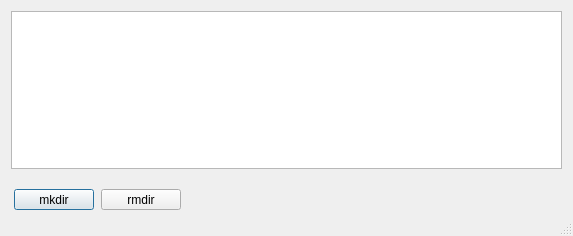
Before: the Qt Designer form bnDM/dialog.ui in bnoden/qt2, drawn with Qt 5.
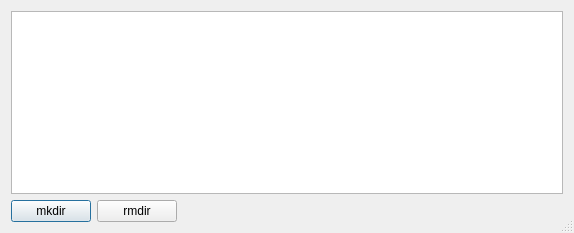
After: the same form once the commit is applied.

```diff
--- a/bnDM/dialog.ui
+++ b/bnDM/dialog.ui
@@ -9,8 +9,8 @@
    <rect>
     <x>0</x>
     <y>0</y>
-    <width>573</width>
-    <height>236</height>
+    <width>574</width>
+    <height>233</height>
    </rect>
   </property>
   <property name="windowTitle">
@@ -22,15 +22,12 @@
   <property name="modal">
    <bool>true</bool>
   </property>
+  <layout class="QGridLayout" name="gridLayout">
+   <item row="0" column="0" colspan="3">
+    <widget class="QTreeView" name="treeView"/>
+   </item>
+   <item row="1" column="0">
   <widget class="QPushButton" name="btnMkdir">
-   <property name="geometry">
-    <rect>
-     <x>14</x>
-     <y>189</y>
-     <width>80</width>
-     <height>21</height>
-    </rect>
-   </property>
    <property name="sizeIncrement">
     <size>
      <width>0</width>
@@ -44,29 +41,28 @@
     <bool>false</bool>
    </property>
   </widget>
+   </item>
+   <item row="1" column="1">
   <widget class="QPushButton" name="btnRmdir">
-   <property name="geometry">
-    <rect>
-     <x>101</x>
-     <y>189</y>
-     <width>80</width>
-     <height>21</height>
-    </rect>
-   </property>
    <property name="text">
     <string>rmdir</string>
    </property>
   </widget>
-  <widget class="QTreeView" name="treeView">
-   <property name="geometry">
-    <rect>
-     <x>11</x>
-     <y>11</y>
-     <width>551</width>
-     <height>158</height>
-    </rect>
-   </property>
-  </widget>
+   </item>
+   <item row="1" column="2">
+    <spacer name="horizontalSpacer">
+     <property name="orientation">
+      <enum>Qt::Horizontal</enum>
+     </property>
+     <property name="sizeHint" stdset="0">
+      <size>
+       <width>375</width>
+       <height>20</height>
+      </size>
+     </property>
+    </spacer>
+   </item>
+  </layout>
  </widget>
  <layoutdefault spacing="6" margin="11"/>
  <resources/>
```
Lines whose indentation alone changed are shown as unchanged.
